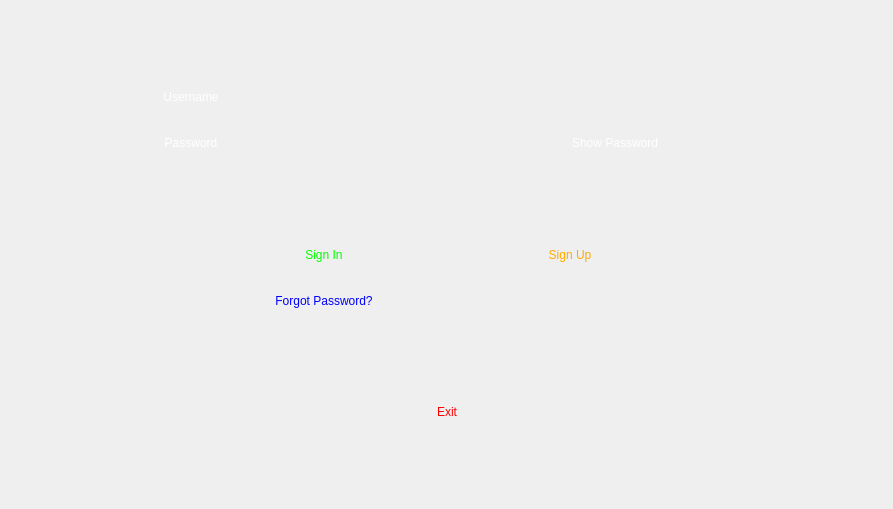
Qt form SkullKing/LoginClasses/login.ui (danialmd81/skull-king) before a commit.
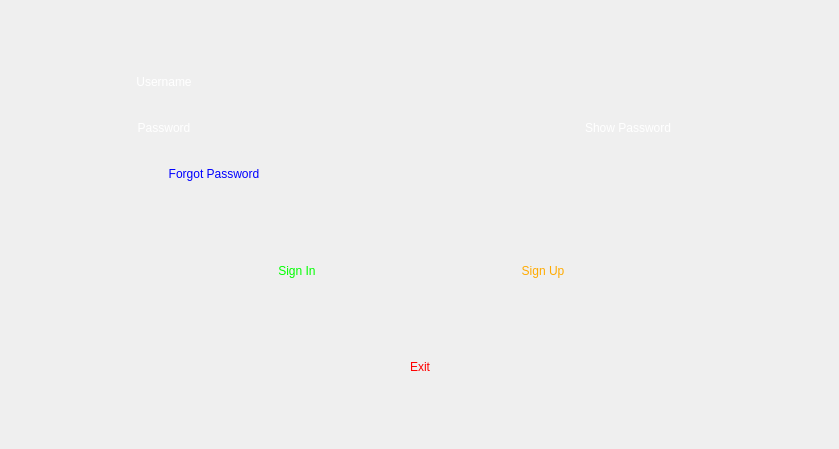
The same form after that commit. Icons and pictures are not drawn.

Commit message: forgotpassword completed. LoginClasses completed. going to add king's menu and profile. remember to pass logined king to kings's menu constructor.

What changed in the file:
```diff
--- a/SkullKing/LoginClasses/login.ui
+++ b/SkullKing/LoginClasses/login.ui
@@ -6,8 +6,8 @@
    <rect>
     <x>0</x>
     <y>0</y>
-    <width>893</width>
-    <height>509</height>
+    <width>839</width>
+    <height>449</height>
    </rect>
   </property>
   <property name="windowTitle">
@@ -21,9 +21,9 @@
    <string notr="true">background-image: url(:/Resource/Game/loginBG.jpg);
 border-image: url(:/Resource/Game/GameIcon.png);
 color: rgb(255, 255, 255);
-font: 14pt &quot;IranNastaliq&quot;;</string>
+font: italic 15pt &quot;Monotype Corsiva&quot;;</string>
   </property>
-  <layout class="QGridLayout" name="gridLayout_3">
+  <layout class="QGridLayout" name="gridLayout">
    <item row="0" column="0">
     <layout class="QVBoxLayout" name="verticalLayout">
      <item>
@@ -34,31 +34,31 @@
        <property name="sizeHint" stdset="0">
         <size>
          <width>20</width>
-         <height>40</height>
+         <height>39</height>
         </size>
        </property>
       </spacer>
      </item>
      <item>
+      <layout class="QHBoxLayout" name="horizontalLayout_3">
+       <item>
+        <spacer name="horizontalSpacer_8">
+         <property name="orientation">
+          <enum>Qt::Horizontal</enum>
+         </property>
+         <property name="sizeHint" stdset="0">
+          <size>
+           <width>40</width>
+           <height>20</height>
+          </size>
+         </property>
+        </spacer>
+       </item>
+       <item>
+        <layout class="QFormLayout" name="formLayout">
+         <item row="0" column="0">
       <layout class="QHBoxLayout" name="horizontalLayout">
        <item>
-        <spacer name="horizontalSpacer_12">
-         <property name="orientation">
-          <enum>Qt::Horizontal</enum>
-         </property>
-         <property name="sizeHint" stdset="0">
-          <size>
-           <width>40</width>
-           <height>20</height>
-          </size>
-         </property>
-        </spacer>
-       </item>
-       <item>
-        <layout class="QFormLayout" name="formLayout_2">
-         <item row="0" column="0">
-          <layout class="QGridLayout" name="gridLayout">
-           <item row="0" column="0">
             <spacer name="horizontalSpacer">
              <property name="orientation">
               <enum>Qt::Horizontal</enum>
@@ -71,7 +71,7 @@
              </property>
             </spacer>
            </item>
-           <item row="0" column="1">
+           <item>
             <widget class="QLabel" name="label">
              <property name="minimumSize">
               <size>
@@ -97,7 +97,7 @@
              </property>
             </widget>
            </item>
-           <item row="0" column="2">
+           <item>
             <widget class="QLineEdit" name="username">
              <property name="minimumSize">
               <size>
@@ -118,7 +118,7 @@
              </property>
             </widget>
            </item>
-           <item row="0" column="3">
+           <item>
             <spacer name="horizontalSpacer_2">
              <property name="orientation">
               <enum>Qt::Horizontal</enum>
@@ -134,8 +134,8 @@
           </layout>
          </item>
          <item row="1" column="0">
-          <layout class="QGridLayout" name="gridLayout_2">
-           <item row="0" column="0">
+          <layout class="QHBoxLayout" name="horizontalLayout_2">
+           <item>
             <spacer name="horizontalSpacer_3">
              <property name="orientation">
               <enum>Qt::Horizontal</enum>
@@ -148,7 +148,7 @@
              </property>
             </spacer>
            </item>
-           <item row="0" column="1">
+           <item>
             <widget class="QLabel" name="label_2">
              <property name="minimumSize">
               <size>
@@ -168,7 +168,7 @@
              </property>
             </widget>
            </item>
-           <item row="0" column="2">
+           <item>
             <widget class="QLineEdit" name="password">
              <property name="minimumSize">
               <size>
@@ -191,7 +191,20 @@
              </property>
             </widget>
            </item>
-           <item row="0" column="3">
+           <item>
+            <spacer name="horizontalSpacer_4">
+             <property name="orientation">
+              <enum>Qt::Horizontal</enum>
+             </property>
+             <property name="sizeHint" stdset="0">
+              <size>
+               <width>40</width>
+               <height>20</height>
+              </size>
+             </property>
+            </spacer>
+           </item>
+           <item>
             <widget class="QCheckBox" name="ShowPassword">
              <property name="minimumSize">
               <size>
@@ -680,25 +693,12 @@
              </property>
             </widget>
            </item>
-           <item row="0" column="4">
-            <spacer name="horizontalSpacer_4">
-             <property name="orientation">
-              <enum>Qt::Horizontal</enum>
-             </property>
-             <property name="sizeHint" stdset="0">
-              <size>
-               <width>40</width>
-               <height>20</height>
-              </size>
-             </property>
-            </spacer>
-           </item>
           </layout>
          </item>
-        </layout>
-       </item>
+         <item row="2" column="0">
+          <layout class="QHBoxLayout" name="horizontalLayout_4">
        <item>
-        <spacer name="horizontalSpacer_13">
+            <spacer name="horizontalSpacer_10">
          <property name="orientation">
           <enum>Qt::Horizontal</enum>
          </property>
@@ -710,25 +710,35 @@
          </property>
         </spacer>
        </item>
-      </layout>
-     </item>
      <item>
-      <spacer name="verticalSpacer_2">
-       <property name="orientation">
-        <enum>Qt::Vertical</enum>
-       </property>
-       <property name="sizeHint" stdset="0">
+            <widget class="QPushButton" name="ForgotPasswprd">
+             <property name="minimumSize">
         <size>
-         <width>20</width>
+               <width>200</width>
          <height>40</height>
         </size>
        </property>
-      </spacer>
+             <property name="layoutDirection">
+              <enum>Qt::LeftToRight</enum>
+             </property>
+             <property name="autoFillBackground">
+              <bool>false</bool>
+             </property>
+             <property name="styleSheet">
+              <string notr="true">border-image: url(:/Pictures/Game/Background.png);
+color: rgb(0, 0, 255);
+background: transparent;</string>
+             </property>
+             <property name="text">
+              <string>Forgot Password</string>
+             </property>
+             <property name="flat">
+              <bool>true</bool>
+             </property>
+            </widget>
      </item>
      <item>
-      <layout class="QHBoxLayout" name="horizontalLayout_2">
-       <item>
-        <spacer name="horizontalSpacer_14">
+            <spacer name="horizontalSpacer_11">
          <property name="orientation">
           <enum>Qt::Horizontal</enum>
          </property>
@@ -740,10 +750,10 @@
          </property>
         </spacer>
        </item>
-       <item>
-        <layout class="QFormLayout" name="formLayout">
-         <item row="0" column="0">
-          <layout class="QHBoxLayout" name="horizontalLayout_3">
+          </layout>
+         </item>
+        </layout>
+       </item>
            <item>
             <spacer name="horizontalSpacer_9">
              <property name="orientation">
@@ -757,6 +767,23 @@
              </property>
             </spacer>
            </item>
+      </layout>
+     </item>
+     <item>
+      <spacer name="verticalSpacer_2">
+       <property name="orientation">
+        <enum>Qt::Vertical</enum>
+       </property>
+       <property name="sizeHint" stdset="0">
+        <size>
+         <width>20</width>
+         <height>39</height>
+        </size>
+       </property>
+      </spacer>
+     </item>
+     <item>
+      <layout class="QHBoxLayout" name="horizontalLayout_5">
            <item>
             <spacer name="horizontalSpacer_5">
              <property name="orientation">
@@ -770,7 +797,7 @@
              </property>
             </spacer>
            </item>
-           <item alignment="Qt::AlignHCenter|Qt::AlignVCenter">
+       <item>
             <widget class="QPushButton" name="SginIn">
              <property name="minimumSize">
               <size>
@@ -799,6 +826,9 @@
              <property name="orientation">
               <enum>Qt::Horizontal</enum>
              </property>
+         <property name="sizeType">
+          <enum>QSizePolicy::Preferred</enum>
+         </property>
              <property name="sizeHint" stdset="0">
               <size>
                <width>40</width>
@@ -807,7 +837,7 @@
              </property>
             </spacer>
            </item>
-           <item alignment="Qt::AlignHCenter|Qt::AlignVCenter">
+       <item>
             <widget class="QPushButton" name="SignUp">
              <property name="minimumSize">
               <size>
@@ -850,93 +880,6 @@
              </property>
             </spacer>
            </item>
-           <item>
-            <spacer name="horizontalSpacer_8">
-             <property name="orientation">
-              <enum>Qt::Horizontal</enum>
-             </property>
-             <property name="sizeHint" stdset="0">
-              <size>
-               <width>40</width>
-               <height>20</height>
-              </size>
-             </property>
-            </spacer>
-           </item>
-          </layout>
-         </item>
-         <item row="1" column="0">
-          <layout class="QHBoxLayout" name="horizontalLayout_4">
-           <item>
-            <spacer name="horizontalSpacer_10">
-             <property name="orientation">
-              <enum>Qt::Horizontal</enum>
-             </property>
-             <property name="sizeHint" stdset="0">
-              <size>
-               <width>40</width>
-               <height>20</height>
-              </size>
-             </property>
-            </spacer>
-           </item>
-           <item>
-            <spacer name="horizontalSpacer_11">
-             <property name="orientation">
-              <enum>Qt::Horizontal</enum>
-             </property>
-             <property name="sizeHint" stdset="0">
-              <size>
-               <width>40</width>
-               <height>20</height>
-              </size>
-             </property>
-            </spacer>
-           </item>
-           <item alignment="Qt::AlignVCenter">
-            <widget class="QPushButton" name="ForgotPasswprd">
-             <property name="minimumSize">
-              <size>
-               <width>200</width>
-               <height>40</height>
-              </size>
-             </property>
-             <property name="layoutDirection">
-              <enum>Qt::LeftToRight</enum>
-             </property>
-             <property name="autoFillBackground">
-              <bool>false</bool>
-             </property>
-             <property name="styleSheet">
-              <string notr="true">border-image: url(:/Pictures/Game/Background.png);
-color: rgb(0, 0, 255);
-background: transparent;</string>
-             </property>
-             <property name="text">
-              <string>Forgot Password?</string>
-             </property>
-             <property name="flat">
-              <bool>true</bool>
-             </property>
-            </widget>
-           </item>
-          </layout>
-         </item>
-        </layout>
-       </item>
-       <item>
-        <spacer name="horizontalSpacer_15">
-         <property name="orientation">
-          <enum>Qt::Horizontal</enum>
-         </property>
-         <property name="sizeHint" stdset="0">
-          <size>
-           <width>40</width>
-           <height>20</height>
-          </size>
-         </property>
-        </spacer>
-       </item>
       </layout>
      </item>
      <item>
@@ -947,13 +890,13 @@
        <property name="sizeHint" stdset="0">
         <size>
          <width>20</width>
-         <height>40</height>
+         <height>38</height>
         </size>
        </property>
       </spacer>
      </item>
      <item>
-      <layout class="QHBoxLayout" name="horizontalLayout_5">
+      <layout class="QHBoxLayout" name="horizontalLayout_6">
        <item>
         <spacer name="horizontalSpacer_16">
          <property name="orientation">
@@ -967,7 +910,7 @@
          </property>
         </spacer>
        </item>
-       <item alignment="Qt::AlignVCenter">
+       <item>
         <widget class="QPushButton" name="Exit">
          <property name="minimumSize">
           <size>
@@ -1014,7 +957,7 @@
        <property name="sizeHint" stdset="0">
         <size>
          <width>20</width>
-         <height>40</height>
+         <height>39</height>
         </size>
        </property>
       </spacer>
```
Lines whose indentation alone changed are shown as unchanged. The commit also changes 9 other files.
